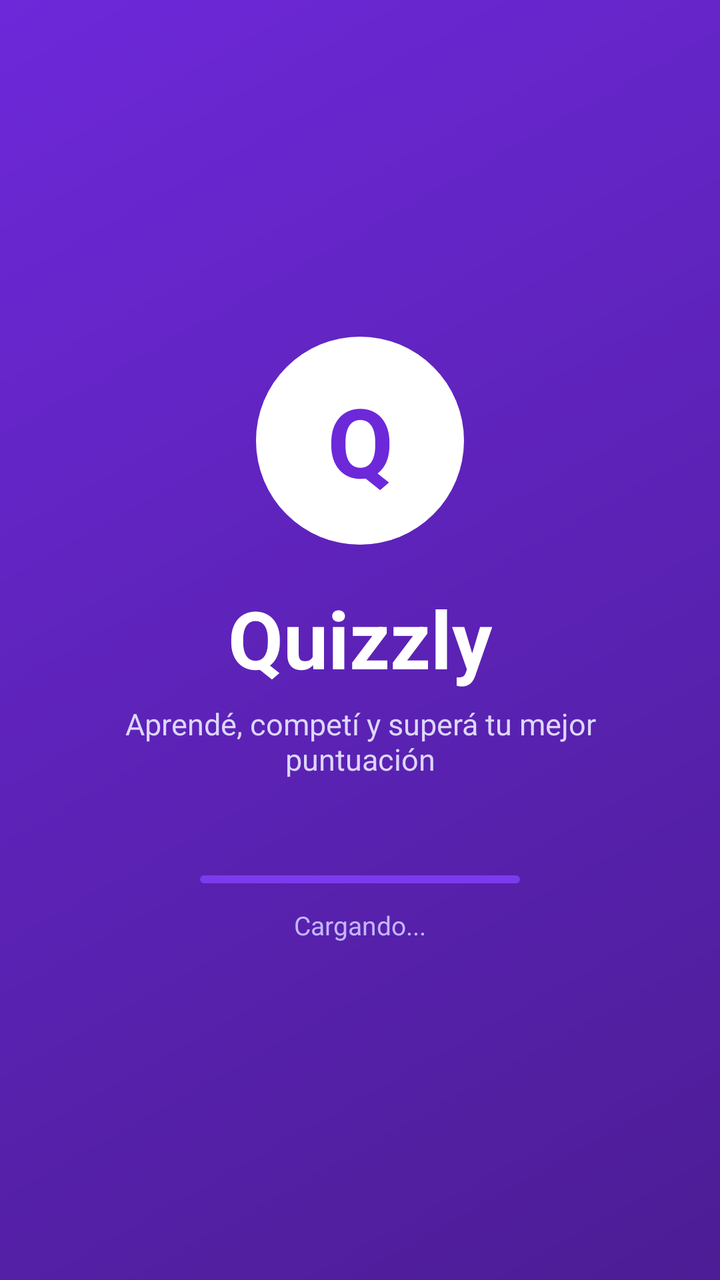
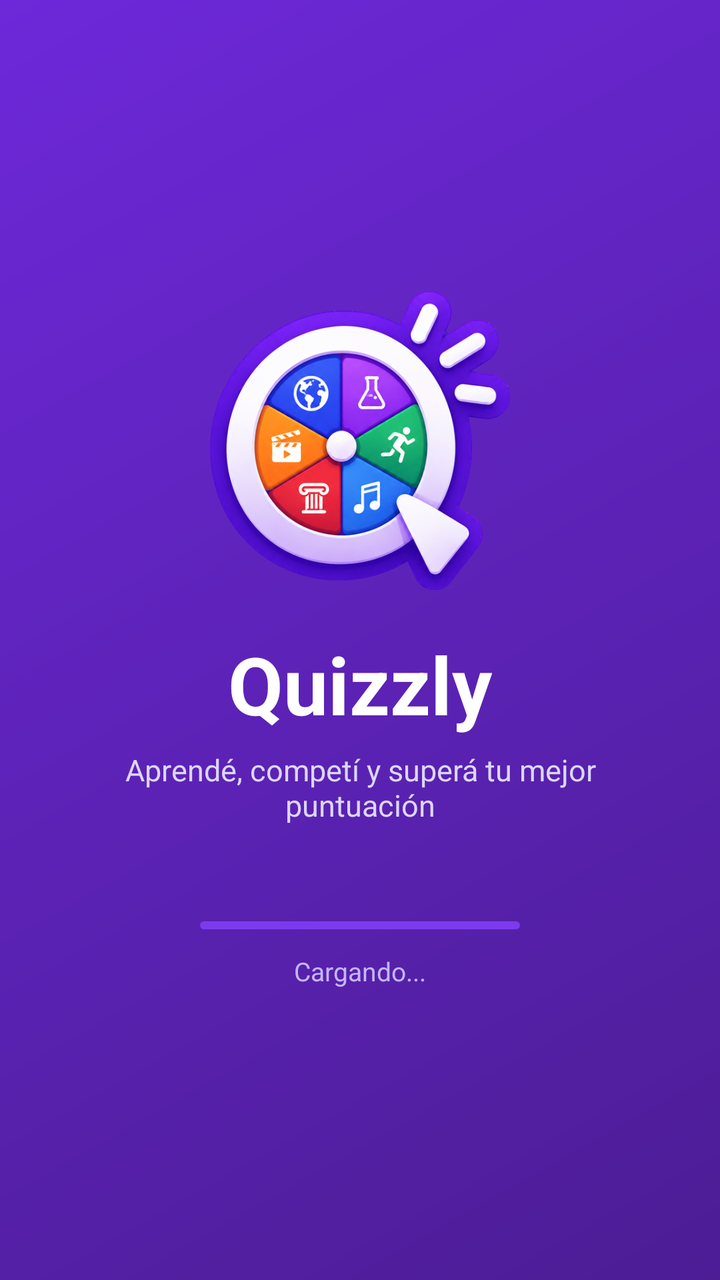

An Android layout rendered at two revisions. The XML below is the earlier revision; the diff shows what the commit changed to produce the second picture.
<!-- AndroidManifest.xml: activity theme Theme.Quizzly.Inicio -->
<!-- res/layout/activity_splash.xml -->
<?xml version="1.0" encoding="utf-8"?>
<LinearLayout
    xmlns:android="http://schemas.android.com/apk/res/android"
    xmlns:app="http://schemas.android.com/apk/res-auto"
    xmlns:tools="http://schemas.android.com/tools"
    android:layout_width="match_parent"
    android:layout_height="match_parent"
    android:background="@drawable/bg_splash"
    android:gravity="center"
    android:orientation="vertical"
    android:padding="32dp"
    tools:context=".SplashActivity">

    <TextView
        android:layout_width="104dp"
        android:layout_height="104dp"
        android:background="@drawable/bg_logo_splash"
        android:gravity="center"
        android:text="Q"
        android:textColor="#6D28D9"
        android:textSize="48sp"
        android:textStyle="bold" />

    <TextView
        android:layout_width="wrap_content"
        android:layout_height="wrap_content"
        android:layout_marginTop="20dp"
        android:text="Quizzly"
        android:textColor="#FFFFFF"
        android:textSize="40sp"
        android:textStyle="bold" />

    <TextView
        android:layout_width="wrap_content"
        android:layout_height="wrap_content"
        android:layout_marginTop="6dp"
        android:gravity="center"
        android:text="Aprendé, competí y superá tu mejor puntuación"
        android:textColor="#DDD6FE"
        android:textSize="15sp" />

    <com.google.android.material.progressindicator.LinearProgressIndicator
        android:layout_width="160dp"
        android:layout_height="wrap_content"
        android:layout_marginTop="48dp"
        android:indeterminate="true"
        app:indicatorColor="#FFFFFF"
        app:trackColor="#7C3AED"
        app:trackCornerRadius="4dp" />

    <TextView
        android:layout_width="wrap_content"
        android:layout_height="wrap_content"
        android:layout_marginTop="12dp"
        android:text="Cargando..."
        android:textColor="#C4B5FD"
        android:textSize="13sp" />

</LinearLayout>
<!-- resources referenced by this layout -->
<resources>
  <!-- drawable bg_logo_splash (drawable) -->
  <?xml version="1.0" encoding="utf-8"?>
  <shape xmlns:android="http://schemas.android.com/apk/res/android"
      android:shape="oval">
  
      <solid android:color="#FFFFFF" />
  
  </shape>
  <!-- drawable bg_splash (drawable) -->
  <?xml version="1.0" encoding="utf-8"?>
  <shape xmlns:android="http://schemas.android.com/apk/res/android">
      <gradient
          android:angle="135"
          android:startColor="#4C1D95"
          android:endColor="#6D28D9" />
  </shape>
  <style name="Theme.Quizzly.Inicio">
          <item name="android:windowBackground">@drawable/bg_splash</item>
      </style>
</resources>

<!-- the commit's change to res/layout/activity_splash.xml (unified diff, before → after) -->
@@ -11,15 +11,12 @@
     android:padding="32dp"
     tools:context=".SplashActivity">
 
-    <TextView
-        android:layout_width="104dp"
-        android:layout_height="104dp"
-        android:background="@drawable/bg_logo_splash"
-        android:gravity="center"
-        android:text="Q"
-        android:textColor="#6D28D9"
-        android:textSize="48sp"
-        android:textStyle="bold" />
+    <ImageView
+        android:layout_width="150dp"
+        android:layout_height="150dp"
+        android:contentDescription="Logo de Quizzly"
+        android:scaleType="fitCenter"
+        android:src="@drawable/logo_quizzly" />
 
     <TextView
         android:layout_width="wrap_content"
<!-- resource entries referenced after the edit -->
@@ -1,13 +1,5 @@
 <!-- resources referenced by this layout -->
 <resources>
-  <!-- drawable bg_logo_splash (drawable) -->
-  <?xml version="1.0" encoding="utf-8"?>
-  <shape xmlns:android="http://schemas.android.com/apk/res/android"
-      android:shape="oval">
-  
-      <solid android:color="#FFFFFF" />
-  
-  </shape>
   <!-- drawable bg_splash (drawable) -->
   <?xml version="1.0" encoding="utf-8"?>
   <shape xmlns:android="http://schemas.android.com/apk/res/android">
@@ -16,6 +8,7 @@
           android:startColor="#4C1D95"
           android:endColor="#6D28D9" />
   </shape>
+  <!-- drawable logo_quizzly: png bitmap (drawable-xxxhdpi, 328830 bytes) -->
   <style name="Theme.Quizzly.Inicio">
           <item name="android:windowBackground">@drawable/bg_splash</item>
       </style>
